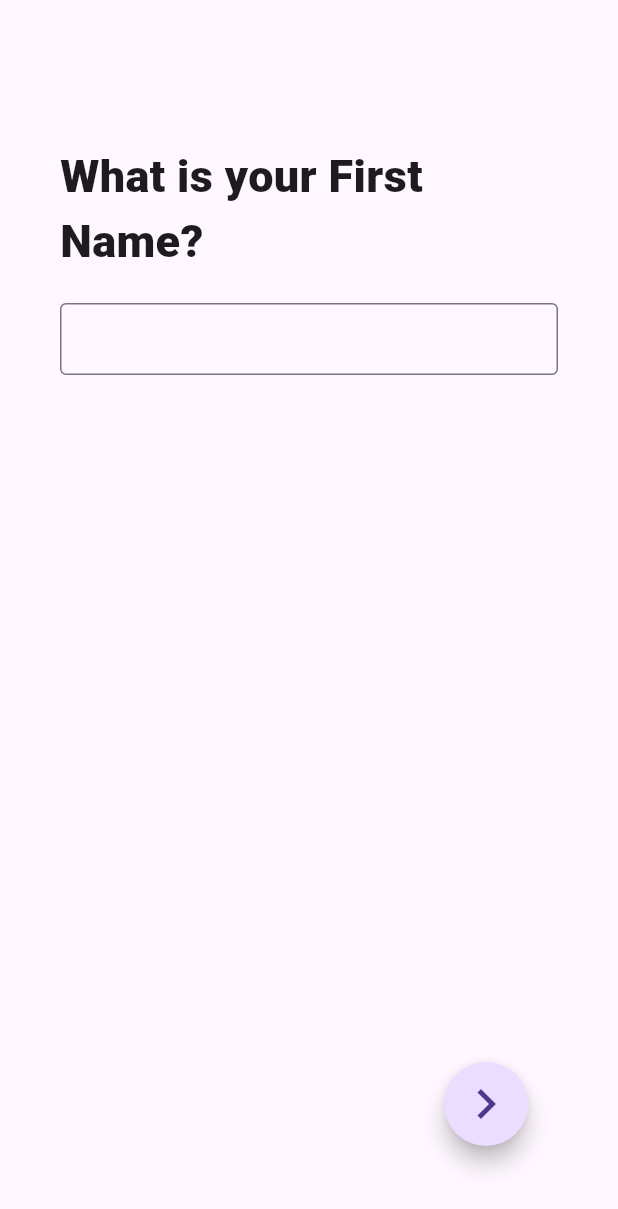
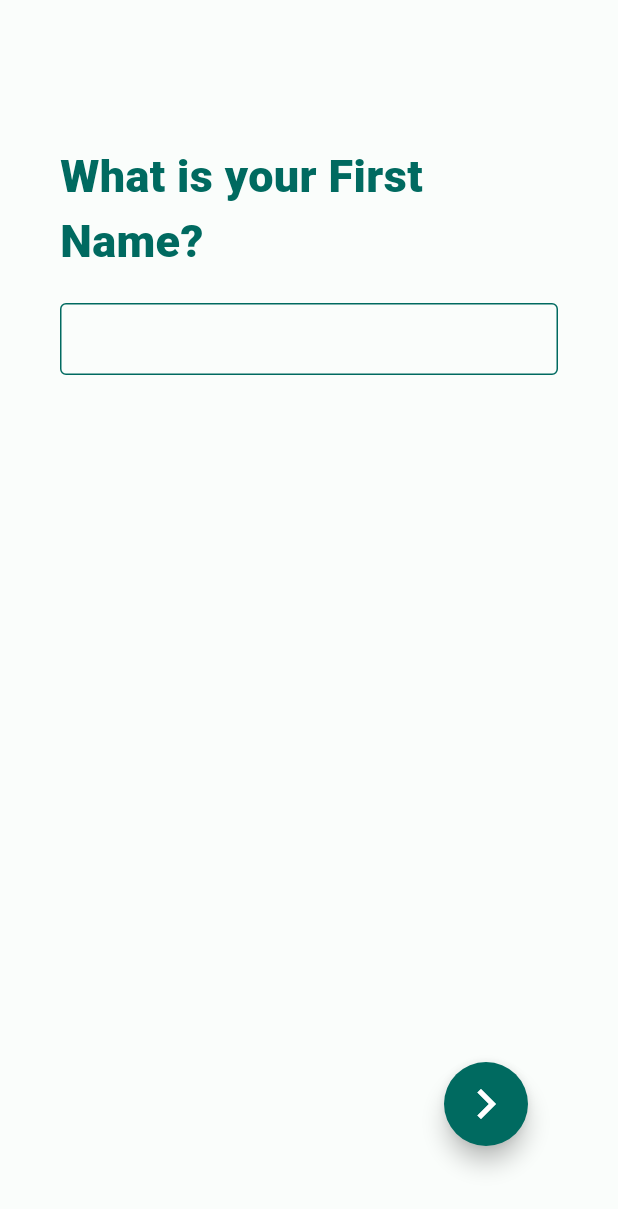
Before and after one commit to susomshrestha/profile_builder, a Flutter app: the screen it shows after launch, swiped to page 2, on a phone screen of 412 x 824 dp. Shown: the top 1209 px of the screen. Run offline on Flutter 3.47's test engine with Material 3 defaults, Android fonts, the phone set to English and light mode, and no system bars; our stand-ins replace image_picker.

Commit message:
implement theme - add light theme - add dark theme - use theme colors for background and texts

```diff
--- a/lib/main.dart
+++ b/lib/main.dart
@@ -1,5 +1,7 @@
 import 'package:flutter/material.dart';
 import 'package:profile_builder/pages/onboarding.dart';
+import 'package:profile_builder/themes/dark_theme.dart';
+import 'package:profile_builder/themes/light_theme.dart';
 
 void main() {
   runApp(const MyApp());
@@ -10,9 +12,11 @@
 
   @override
   Widget build(BuildContext context) {
-    return const MaterialApp(
+    return MaterialApp(
       debugShowCheckedModeBanner: false,
-      home: Onboarding()
+      home: const Onboarding(),
+      theme: lightTheme,
+      darkTheme: darkTheme,
     );
   }
 }
--- a/lib/pages/onboarding.dart
+++ b/lib/pages/onboarding.dart
@@ -14,6 +14,7 @@ class Onboarding extends StatelessWidget {
   @override
   Widget build(BuildContext context) {
     return Scaffold(
+      backgroundColor: Theme.of(context).colorScheme.background,
       appBar: AppBar(),
       body: const Padding(
         padding: EdgeInsets.all(40),
@@ -100,27 +101,27 @@ class _OnboardingPageState extends State<OnboardingPage> {
           controller: _pageViewController,
           onPageChanged: _handlePageViewChanged,
           children: [
-            const Column(
+            Column(
               children: [
                 // initial welcome page
                 SizedBox(
-                  height: 300,
+                  height: 150,
                   child: Icon(
-                    Icons.person_3_outlined,
-                    size: 150,
+                    color: Theme.of(context).colorScheme.primary,
+                    Icons.account_circle_rounded,
+                    size: 100,
                   ),
                 ),
-                // name page
-                Text('Continue',
-                    style:
-                        TextStyle(fontSize: 30, fontWeight: FontWeight.w800)),
-                Text('To',
-                    style:
-                        TextStyle(fontSize: 30, fontWeight: FontWeight.w800)),
-                Text(
-                  'Build Your Profile',
-                  style: TextStyle(fontSize: 30, fontWeight: FontWeight.w800),
-                ),
+                Text('Build Your',
+                    style: TextStyle(
+                        fontSize: 30,
+                        color: Theme.of(context).colorScheme.primary,
+                        fontWeight: FontWeight.w800)),
+                Text('Profile',
+                    style: TextStyle(
+                        fontSize: 30,
+                        color: Theme.of(context).colorScheme.primary,
+                        fontWeight: FontWeight.w800)),
               ],
             ),
             CustomOnboardPage(
@@ -139,15 +140,33 @@ class _OnboardingPageState extends State<OnboardingPage> {
               maxLines: 3,
             ),
             Column(
+              crossAxisAlignment: CrossAxisAlignment.start,
               children: [
-                TextButton(
-                  onPressed: getImageFromGallery,
-                  child: const Text('Select Image'),
+                Text(
+                  'Upload your image',
+                  style: TextStyle(
+                      fontSize: 30,
+                      fontWeight: FontWeight.w800,
+                      color: Theme.of(context).colorScheme.primary),
+                ),
+                const SizedBox(
+                  height: 40,
                 ),
                 Center(
-                  child: _image.path == ''
-                      ? const Text('No Image selected')
-                      : Image.file(_image),
+                  child: ElevatedButton(
+                    style: ElevatedButton.styleFrom(
+                      backgroundColor: Theme.of(context).colorScheme.primary,
+                      elevation: 0,
+                    ),
+                    onPressed: getImageFromGallery,
+                    child: const Text(
+                      'Select Image',
+                      style: TextStyle(color: Colors.white),
+                    ),
+                  ),
+                ),
+                Center(
+                  child: _image.path == '' ? null : Image.file(_image),
                 ),
               ],
             ),
--- /dev/null
+++ b/lib/themes/dark_theme.dart
@@ -0,0 +1,11 @@
+import 'package:flutter/material.dart';
+
+ThemeData darkTheme = ThemeData(
+  brightness: Brightness.dark,
+  appBarTheme: const AppBarTheme(backgroundColor: Colors.transparent),
+  colorScheme: const ColorScheme.dark(
+    background: Color(0xff191C1B),
+    primary: Color(0xff53DBC9),
+    secondary: Color(0xffB1CCC6),
+  ),
+);
--- /dev/null
+++ b/lib/themes/light_theme.dart
@@ -0,0 +1,10 @@
+import 'package:flutter/material.dart';
+
+ThemeData lightTheme = ThemeData(
+  brightness: Brightness.light,
+  appBarTheme: const AppBarTheme(backgroundColor: Colors.transparent),
+  colorScheme: const ColorScheme.light(
+      background: Color(0xffFAFDFB),
+      primary: Color(0xff006A60),
+      secondary: Color(0xff4A635F)),
+);
--- a/lib/widgets/custom_onboard_page.dart
+++ b/lib/widgets/custom_onboard_page.dart
@@ -21,7 +21,10 @@ class CustomOnboardPage extends StatelessWidget {
       children: [
         Text(
           label,
-          style: const TextStyle(fontSize: 30, fontWeight: FontWeight.w800),
+          style: TextStyle(
+              fontSize: 30,
+              fontWeight: FontWeight.w800,
+              color: Theme.of(context).colorScheme.primary),
         ),
         const SizedBox(
           height: 20,
@@ -32,9 +35,12 @@ class CustomOnboardPage extends StatelessWidget {
           inputFormatters:
               isNumber ? [FilteringTextInputFormatter.digitsOnly] : null,
           maxLines: maxLines,
-          decoration: const InputDecoration(
-            border: OutlineInputBorder(),
-            contentPadding: EdgeInsets.symmetric(vertical: 10, horizontal: 10),
+          decoration: InputDecoration(
+            border: const OutlineInputBorder(),
+            enabledBorder: OutlineInputBorder(
+              borderSide: BorderSide(color: Theme.of(context).colorScheme.primary),
+            ),
+            contentPadding: const EdgeInsets.symmetric(vertical: 10, horizontal: 10),
           ),
         ),
       ],
```
Also changed, not shown: lib/pages/profile.dart (+27 -17 lines), lib/widgets/custom_preference.dart (+16 -6 lines).
